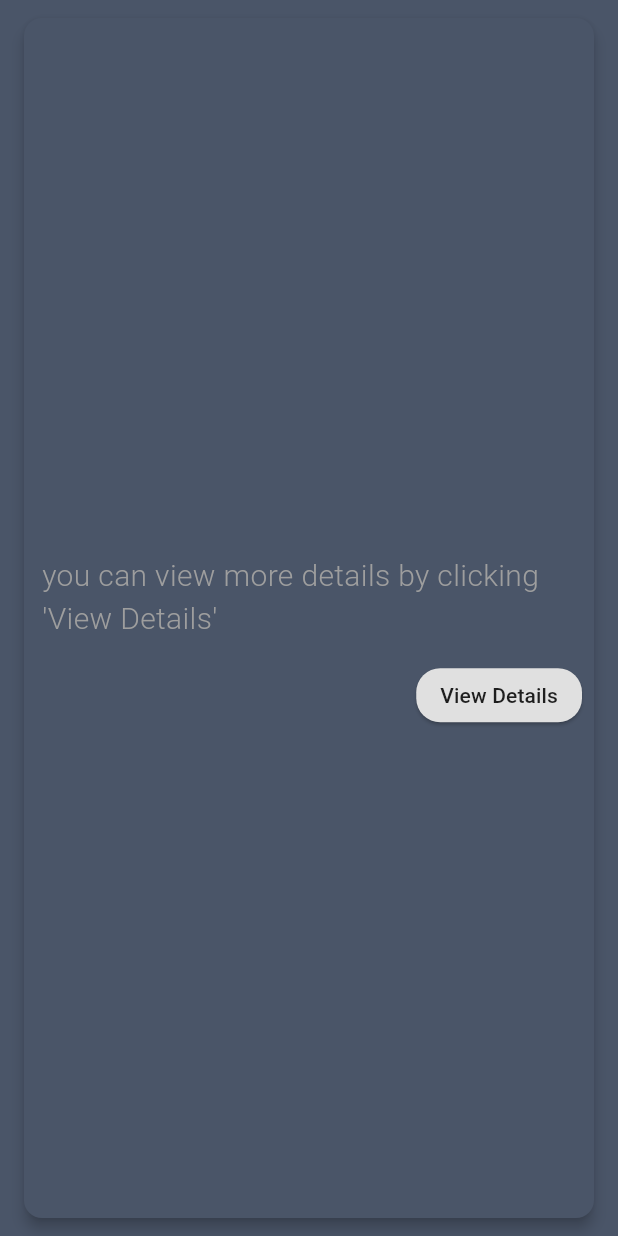
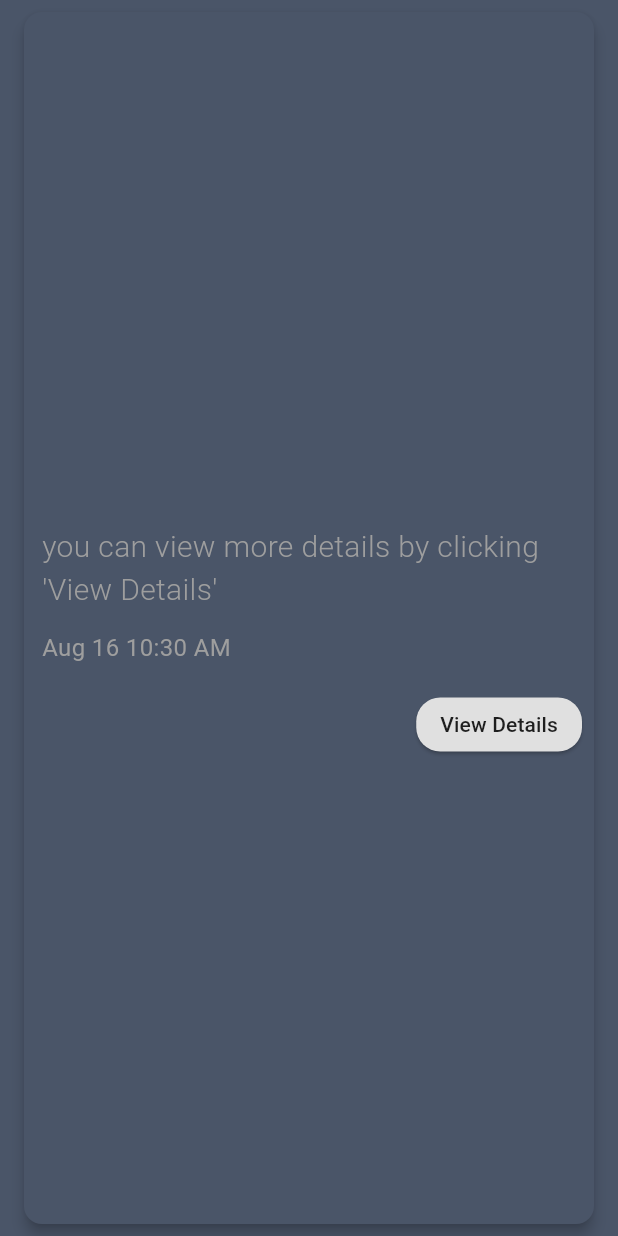
Before and after one commit to YohannesTz/quick_recipe_mobile, a Flutter app: the RecipeCard widget shown alone on an empty page, opened directly with empty values, on a phone screen of 412 x 824 dp. Run offline on Flutter 3.47's test engine with Material 2 defaults, Android fonts, the phone set to English and light mode, and no system bars; our stand-ins replace lottie; network calls fail.

Commit message:
more changes.

```diff
--- a/lib/ui/RecipeCard.dart
+++ b/lib/ui/RecipeCard.dart
@@ -20,7 +20,7 @@ class RecipeCard extends StatelessWidget {
   Widget build(BuildContext context) {
     return Container(
       color: const Color(0xFF4a5568),
-      padding: const EdgeInsets.symmetric(horizontal: 12, vertical: 8),
+      padding: const EdgeInsets.symmetric(horizontal: 12, vertical: 4),
       child: Card(
         color: const Color(0xFF4a5568),
         elevation: 4,
@@ -49,6 +49,16 @@ class RecipeCard extends StatelessWidget {
                     fontSize: 20),
               ),
             ),
+            Padding(
+              padding: const EdgeInsets.symmetric(horizontal: 12.0, vertical: 8.0),
+              child: Text(
+                formatDateTime(recipeItem.createdAt),
+                style: const TextStyle(
+                    color: Colors.grey,
+                    fontWeight: FontWeight.normal,
+                    fontSize: 16),
+              ),
+            ),
             Row(
               mainAxisAlignment: MainAxisAlignment.end,
               children: [
@@ -75,3 +85,25 @@ class RecipeCard extends StatelessWidget {
     );
   }
 }
+
+String formatDateTime(DateTime dateTime) {
+  final months = [
+    '', 'Jan', 'Feb', 'Mar', 'Apr', 'May', 'Jun',
+    'Jul', 'Aug', 'Sep', 'Oct', 'Nov', 'Dec'
+  ];
+
+  String month = months[dateTime.month];
+  int day = dateTime.day;
+  int hour = dateTime.hour;
+  int minute = dateTime.minute;
+  String period = hour < 12 ? 'AM' : 'PM';
+
+  // Convert 24-hour format to 12-hour format
+  if (hour > 12) {
+    hour -= 12;
+  }
+
+  String formattedDate = '$month $day $hour:$minute $period';
+
+  return formattedDate;
+}
```
